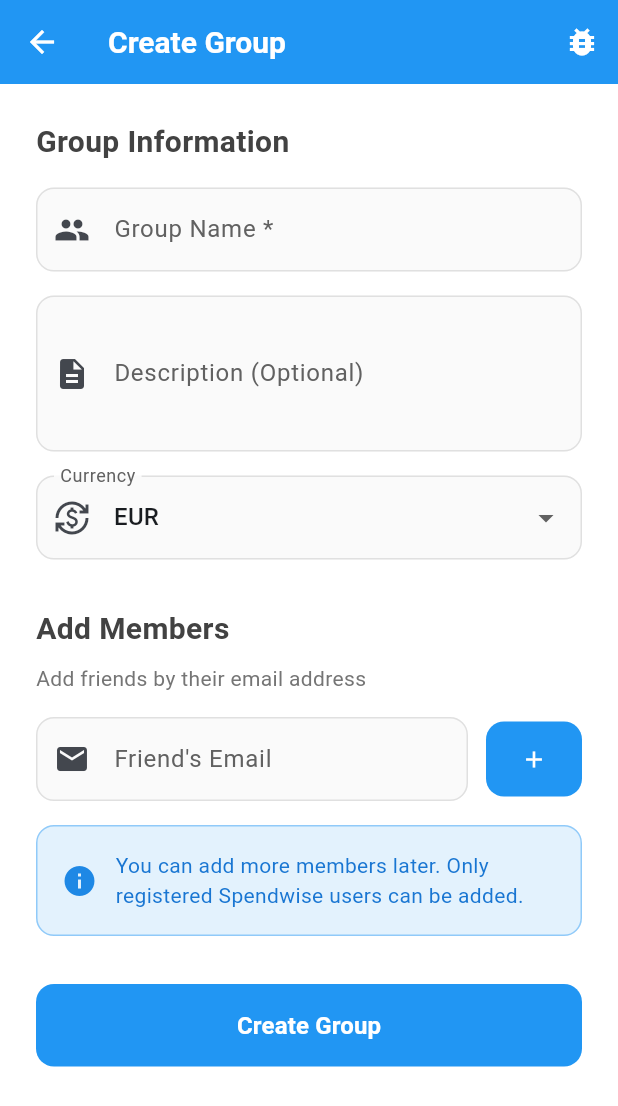
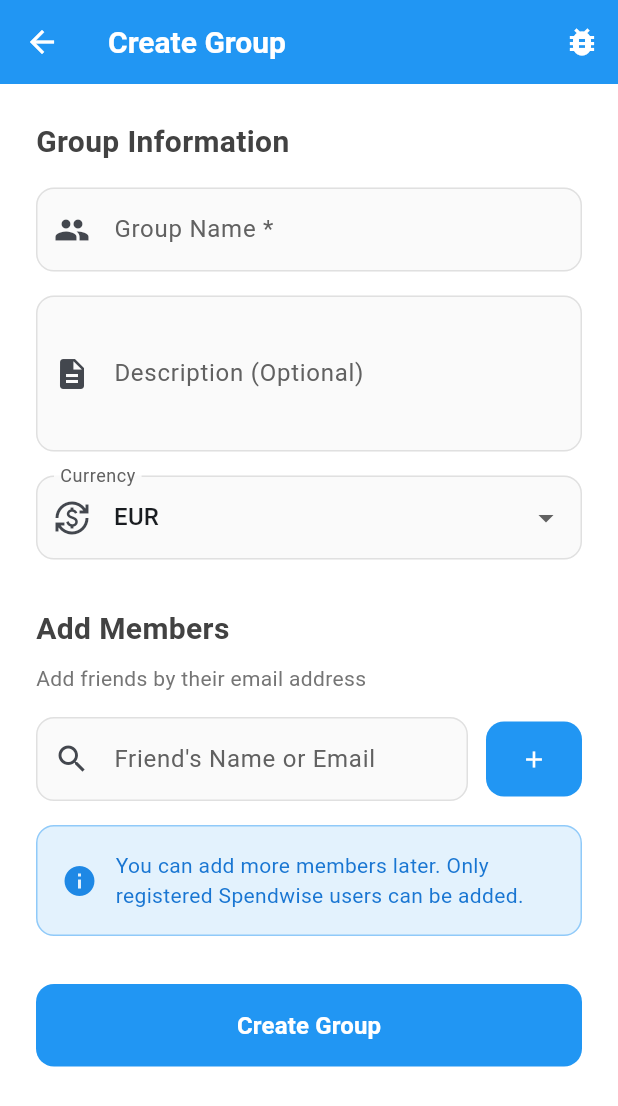
Before and after one commit to dthys/spendwise, a Flutter app: the GroupsScreen screen opened directly, on a phone screen of 412 x 824 dp. Shown: the top 1106 px of the screen. Run offline on Flutter 3.47's test engine with Material 3 defaults, Android fonts, the phone set to English and light mode, and no system bars; our stand-ins replace cloud_firestore, device_info_plus, firebase_auth, firebase_core, firebase_messaging, flutter_secure_storage and 7 more; missing offline and left inert: android_intent_plus; accounts and stored records are empty; network calls fail.

```diff
--- a/lib/screens/groups/groups_screen.dart
+++ b/lib/screens/groups/groups_screen.dart
@@ -22,17 +22,134 @@ class _GroupsScreenState extends State<GroupsScreen> {
   final _memberEmailController = TextEditingController();
 
   final List<UserModel> _selectedMembers = [];
+  List<UserModel> _searchResults = [];     // ADD THIS
+  bool _isSearching = false;               // ADD THIS
+  bool _showSuggestions = false;           // ADD THIS
   bool _isLoading = false;
   String _selectedCurrency = 'EUR';
 
   final List<String> _currencies = ['EUR', 'USD', 'GBP', 'CHF', 'CAD'];
 
   @override
+  void initState() {
+    super.initState();
+    _memberEmailController.addListener(_onSearchChanged);
+  }
+
+  @override
   void dispose() {
+    _memberEmailController.removeListener(_onSearchChanged);
     _groupNameController.dispose();
     _groupDescriptionController.dispose();
     _memberEmailController.dispose();
     super.dispose();
+  }
+
+  void _onSearchChanged() {
+    final query = _memberEmailController.text.trim();
+
+    if (query.isEmpty) {
+      setState(() {
+        _showSuggestions = false;
+        _searchResults = [];
+      });
+      return;
+    }
+
+    if (query.length >= 2) { // Start searching after 2 characters
+      _searchPreviousMembers(query);
+    }
+  }
+
+  Future<void> _searchPreviousMembers(String query) async {
+    final authService = Provider.of<AuthService>(context, listen: false);
+    if (authService.currentUser == null) return;
+
+    setState(() => _isSearching = true);
+
+    try {
+      List<UserModel> results = await _databaseService.searchPreviousMembers(
+          authService.currentUser!.uid,
+          query
+      );
+
+      setState(() {
+        _searchResults = results;
+        _showSuggestions = results.isNotEmpty;
+      });
+    } catch (e) {
+      if (kDebugMode) {
+        print('Error searching: $e');
+      }
+    } finally {
+      setState(() => _isSearching = false);
+    }
+  }
+
+  void _selectSuggestedMember(UserModel member) {
+    if (!_selectedMembers.any((selected) => selected.id == member.id)) {
+      setState(() {
+        _selectedMembers.add(member);
+        _memberEmailController.clear();
+        _showSuggestions = false;
+        _searchResults = [];
+      });
+
+      ScaffoldMessenger.of(context).showSnackBar(
+        SnackBar(
+          content: Text('${member.name} added to group!'),
+          backgroundColor: Colors.green,
+        ),
+      );
+    }
+  }
+
+  Widget _buildSearchSuggestions() {
+    if (!_showSuggestions || _searchResults.isEmpty) {
+      return const SizedBox.shrink();
+    }
+
+    return Container(
+      margin: const EdgeInsets.only(top: 8),
+      decoration: BoxDecoration(
+        color: Colors.white,
+        borderRadius: BorderRadius.circular(12),
+        border: Border.all(color: Colors.grey.shade300),
+        boxShadow: [
+          BoxShadow(
+            color: Colors.grey.shade200,
+            blurRadius: 4,
+            offset: const Offset(0, 2),
+          ),
+        ],
+      ),
+      child: Column(
+        children: [
+          Padding(
+            padding: const EdgeInsets.all(12),
+            child: Row(
+              children: [
+                Icon(Icons.history, size: 16, color: Colors.grey.shade600),
+                const SizedBox(width: 8),
+                Text('Previous group members', style: TextStyle(fontSize: 12, color: Colors.grey.shade600)),
+              ],
+            ),
+          ),
+          ...(_searchResults.map((member) => ListTile(
+            dense: true,
+            leading: CircleAvatar(
+              radius: 18,
+              backgroundColor: Colors.blue.shade500,
+              child: Text(member.name.substring(0, 1).toUpperCase(), style: const TextStyle(color: Colors.white)),
+            ),
+            title: Text(member.name),
+            subtitle: Text(member.email),
+            trailing: const Icon(Icons.add_circle_outline, size: 20),
+            onTap: () => _selectSuggestedMember(member),
+          ))),
+        ],
+      ),
+    );
   }
 
   // Voeg toe in _GroupsScreenState class
@@ -360,6 +477,8 @@ class _GroupsScreenState extends State<GroupsScreen> {
               const SizedBox(height: 16),
 
               // Add Member Input
+              Column(
+                children: [
                   Row(
                     children: [
                       Expanded(
@@ -367,12 +486,17 @@ class _GroupsScreenState extends State<GroupsScreen> {
                           controller: _memberEmailController,
                           keyboardType: TextInputType.emailAddress,
                           decoration: InputDecoration(
-                        labelText: 'Friend\'s Email',
-                        hintText: 'Enter email address',
-                        prefixIcon: const Icon(Icons.email),
-                        border: OutlineInputBorder(
-                          borderRadius: BorderRadius.circular(12),
-                        ),
+                            labelText: 'Friend\'s Name or Email',
+                            hintText: 'Start typing...',
+                            prefixIcon: const Icon(Icons.search),
+                            suffixIcon: _isSearching
+                                ? const SizedBox(
+                              width: 20,
+                              height: 20,
+                              child: CircularProgressIndicator(strokeWidth: 2),
+                            )
+                                : null,
+                            border: OutlineInputBorder(borderRadius: BorderRadius.circular(12)),
                             filled: true,
                             fillColor: Colors.grey.shade50,
                           ),
@@ -385,21 +509,17 @@ class _GroupsScreenState extends State<GroupsScreen> {
                           backgroundColor: Colors.blue.shade500,
                           foregroundColor: Colors.white,
                           padding: const EdgeInsets.symmetric(horizontal: 16, vertical: 16),
-                      shape: RoundedRectangleBorder(
-                        borderRadius: BorderRadius.circular(12),
-                      ),
+                          shape: RoundedRectangleBorder(borderRadius: BorderRadius.circular(12)),
                         ),
                         child: _isLoading
-                        ? const SizedBox(
-                      width: 20,
-                      height: 20,
-                      child: CircularProgressIndicator(
-                        strokeWidth: 2,
-                        valueColor: AlwaysStoppedAnimation<Color>(Colors.white),
-                      ),
-                    )
+                            ? const SizedBox(width: 20, height: 20, child: CircularProgressIndicator(strokeWidth: 2, valueColor: AlwaysStoppedAnimation<Color>(Colors.white)))
                             : const Icon(Icons.add),
                       ),
+                    ],
+                  ),
+
+                  // ADD THIS LINE:
+                  _buildSearchSuggestions(),
                 ],
               ),
 
```
Also changed, not shown: lib/services/database_service.dart (+44 -0 lines). Lines whose indentation alone changed are shown as unchanged.
